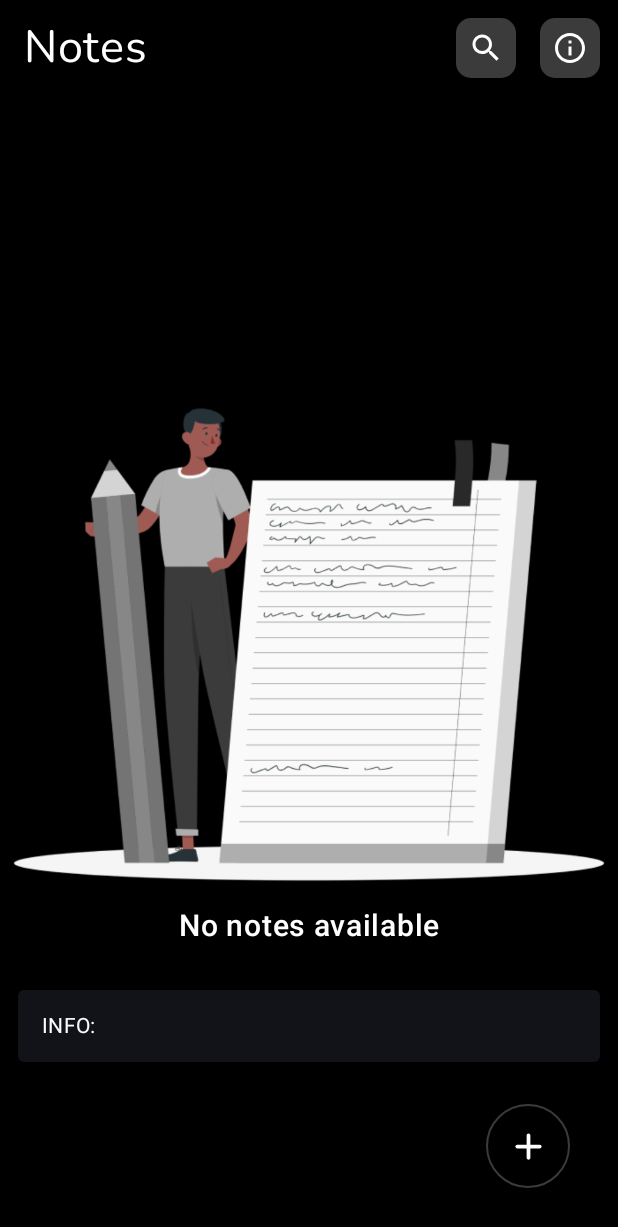
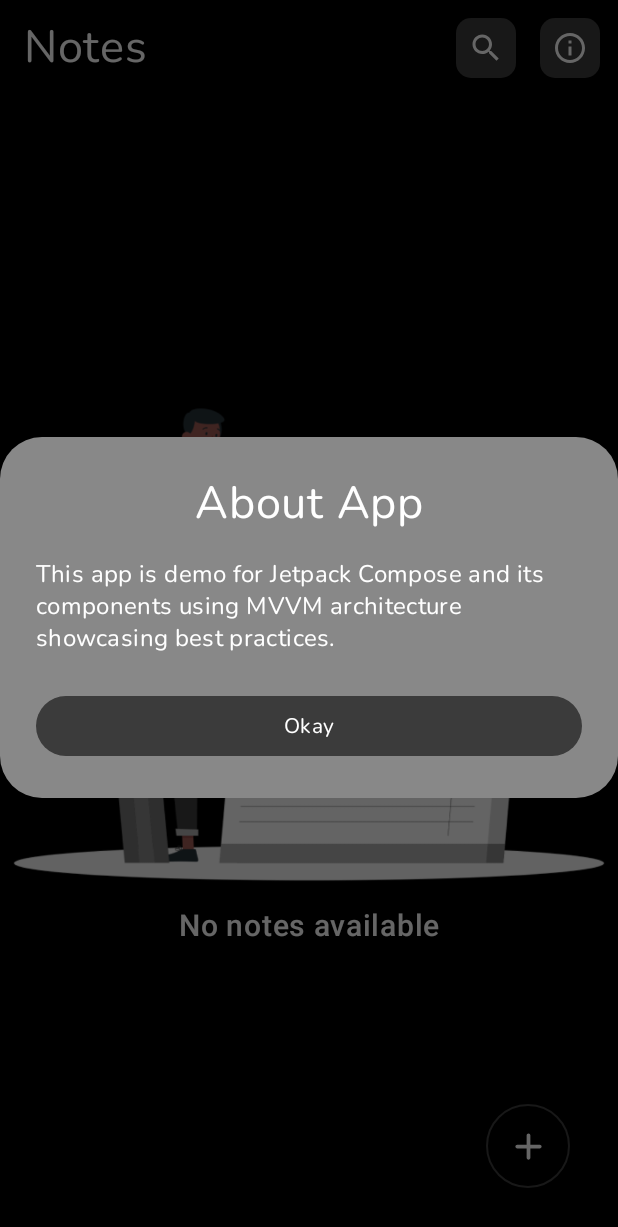
Before and after one commit to aamir046/JetapckCompose-sample-notes-app, an Android app built with Jetpack Compose: the screen it shows after launch (MainActivity), after a tap on "Info", on a phone screen of 412 x 824 dp. Shown: the top 1227 px of the screen. Run offline under Robolectric (Android 15) with nearby library versions, the phone set to English and light mode, and no system bars; our stand-ins replace Dagger/Hilt's generated code, Room's generated code, Timber; 1 other tap on this screen came first.

Commit message:
Notes home screen searching and about app alert dailog added

```diff
--- a/app/src/main/java/com/example/jetpackcompose/ui/home/HomeScreen.kt
+++ b/app/src/main/java/com/example/jetpackcompose/ui/home/HomeScreen.kt
@@ -43,6 +43,7 @@ import androidx.hilt.navigation.compose.hiltViewModel
 import androidx.lifecycle.compose.collectAsStateWithLifecycle
 import com.example.jetpackcompose.R
 import com.example.jetpackcompose.data.model.Note
+import com.example.jetpackcompose.ui.home.components.AboutAppDialog
 import com.example.jetpackcompose.ui.theme.btnColors
 import com.example.jetpackcompose.utils.HomeAppBar
 import com.example.jetpackcompose.utils.NotesColor
@@ -63,7 +64,8 @@ fun HomeScreen(
         topBar = {
             HomeAppBar(
                 onInfo = viewmodel::showInfo,
-                onSearch = viewmodel::showSearch
+                onSearchQuery = viewmodel::showSearch,
+                isSearchingEnabled = viewmodel::searchingEnabled
             )
         },
         floatingActionButton = {
@@ -88,7 +90,6 @@ fun HomeScreen(
         modifier = modifier.fillMaxSize(),
         snackbarHost = { SnackbarHost(snackbarHostState) }
     ) { paddingValues ->
-
         //Screen Content
         Box(
             modifier = Modifier
@@ -96,13 +97,20 @@ fun HomeScreen(
                 .fillMaxSize()
                 .background(Color.Black)
         ) {
-
             if (uiState.notes.isEmpty()) {
-                // Empty View
                 EmptyView()
             } else {
-                // List View of Notes
-                NotesList(uiState.notes, viewmodel::showSnackBarMessage)
+                if(uiState.showSearch){
+                    NotesList(
+                        notes=uiState.filteredNotes,
+                        showUserMessage=viewmodel::showSnackBarMessage,
+                    )
+                }else{
+                    NotesList(
+                        notes=uiState.notes,
+                        showUserMessage=viewmodel::showSnackBarMessage,
+                    )
+                }
             }
         }
     }
@@ -114,6 +122,14 @@ fun HomeScreen(
                 viewmodel.snackBarMessageShown()
             }
         }
+    }
+
+    if (uiState.showInfo) {
+        AboutAppDialog(
+            onDismiss = {
+                viewmodel.showInfo(false)
+            }
+        )
     }
 }
 
@@ -144,7 +160,8 @@ fun EmptyView() {
 @Composable
 fun NotesList(
     notes: ArrayList<Note>,
-    showUserMessage:(String)->Unit={}
+    showUserMessage:(String)->Unit={},
+    isSearchingEnabled:Boolean = false
 ) {
     LazyColumn(
         contentPadding = PaddingValues(16.dp)
--- a/app/src/main/java/com/example/jetpackcompose/ui/home/HomeViewModel.kt
+++ b/app/src/main/java/com/example/jetpackcompose/ui/home/HomeViewModel.kt
@@ -21,11 +21,14 @@ import javax.inject.Inject
  **/
 data class HomeState(
     val notes: ArrayList<Note> = arrayListOf(),
+    val filteredNotes: ArrayList<Note> = arrayListOf(),
     val isLoading: Boolean = false,
     val errorMessage: String? = null,
     val isRefreshing: Boolean = false,
     val searchQuery: String = "",
-    val showUserMessage: String? = ""
+    val showUserMessage: String? = "",
+    val showInfo: Boolean = false,
+    val showSearch: Boolean = false
 )
 
 @HiltViewModel
@@ -36,9 +39,12 @@ class HomeViewModel @Inject constructor(
     // UI state exposed to the UI
     private val _showMessage: MutableStateFlow<String?> = MutableStateFlow("")
     private val _userNotes: MutableStateFlow<ArrayList<Note>> = MutableStateFlow(arrayListOf())
+    private val _filteredNotes: MutableStateFlow<ArrayList<Note>> = MutableStateFlow(arrayListOf())
+    private val _showInfo: MutableStateFlow<Boolean> = MutableStateFlow(false)
+    private val _showSearch: MutableStateFlow<Boolean> = MutableStateFlow(false)
 
-    val uiState: StateFlow<HomeState> = combine(_showMessage,_userNotes){ showMessage, userNotes ->
-        HomeState(notes = userNotes, showUserMessage = showMessage?:"")
+    val uiState: StateFlow<HomeState> = combine(_showMessage,_userNotes,_showInfo,_showSearch,_filteredNotes,){ showMessage, userNotes, showInfo, showSearch,filteredNotes ->
+        HomeState(notes = userNotes, showUserMessage = showMessage?:"", showInfo = showInfo, showSearch = showSearch, filteredNotes = filteredNotes)
     }.stateIn(viewModelScope, SharingStarted.Eagerly, HomeState())
 
     private val _uistate = MutableStateFlow(HomeState())
@@ -71,14 +77,31 @@ class HomeViewModel @Inject constructor(
     }
 
 
-    fun showInfo(){
-        showSnackBarMessage("INFO: ")
+    fun showInfo(isShowAlert:Boolean){
+        _showInfo.update {
+            isShowAlert
+        }
         Timber.tag("ClickAction").e("INFO: ")
     }
 
-    fun showSearch(){
-        showSnackBarMessage("SEARCH: ")
+    fun showSearch(query:String){
+        val filteredList = uiState.value.notes.filter{note -> note.title.contains(query) }
+        _filteredNotes.update {
+            ArrayList(filteredList)
+        }
+
+        if(query.isEmpty()){
+            _filteredNotes.update {
+                uiState.value.notes
+            }
+        }
         Timber.tag("ClickAction").e("SEARCH: ")
+    }
+
+    fun searchingEnabled(isEnabled:Boolean){
+        _showSearch.update {
+            isEnabled
+        }
     }
 
     fun snackBarMessageShown() {
--- /dev/null
+++ b/app/src/main/java/com/example/jetpackcompose/ui/home/components/Dialogs.kt
@@ -0,0 +1,54 @@
+package com.example.jetpackcompose.ui.home.components
+
+import androidx.compose.foundation.layout.fillMaxWidth
+import androidx.compose.material3.AlertDialog
+import androidx.compose.material3.Button
+import androidx.compose.material3.ButtonDefaults
+import androidx.compose.material3.MaterialTheme
+import androidx.compose.material3.Text
+import androidx.compose.runtime.Composable
+import androidx.compose.ui.Modifier
+import androidx.compose.ui.graphics.Color
+import androidx.compose.ui.text.style.TextAlign
+import androidx.compose.ui.tooling.preview.Preview
+import com.example.jetpackcompose.ui.theme.btnColors
+
+@Composable
+fun AboutAppDialog(
+    onDismiss: () -> Unit={},
+) {
+
+    AlertDialog(
+        onDismissRequest = {  },
+        containerColor = Color.Gray,
+        title = {
+            Text(modifier = Modifier.fillMaxWidth(),
+                text = "About App",
+                style = MaterialTheme.typography.titleLarge,
+                color = Color.White,
+                textAlign = TextAlign.Center,) },
+        text = {
+            val about = "This app is demo for Jetpack Compose and its components using MVVM architecture showcasing best practices."
+            Text(
+                modifier = Modifier.fillMaxWidth(),
+                text = about,
+                style = MaterialTheme.typography.labelLarge,
+                color = Color.White)
+        },
+        confirmButton = {
+            Button(
+                modifier = Modifier.fillMaxWidth(),
+                onClick = onDismiss,
+                colors = ButtonDefaults.buttonColors(containerColor = btnColors)
+            ) {
+                Text("Okay", style = MaterialTheme.typography.labelMedium,color = Color.White)
+            }
+        }
+    )
+}
+
+@Preview
+@Composable
+fun PreviewAboutAppDialog() {
+    AboutAppDialog()
+}
--- a/app/src/main/java/com/example/jetpackcompose/utils/AppBar.kt
+++ b/app/src/main/java/com/example/jetpackcompose/utils/AppBar.kt
@@ -3,13 +3,17 @@ package com.example.jetpackcompose.utils
 
 import android.annotation.SuppressLint
 import androidx.compose.foundation.background
+import androidx.compose.foundation.border
+import androidx.compose.foundation.clickable
 import androidx.compose.foundation.layout.Box
 import androidx.compose.foundation.layout.Row
+import androidx.compose.foundation.layout.fillMaxSize
 import androidx.compose.foundation.layout.fillMaxWidth
 import androidx.compose.foundation.layout.height
 import androidx.compose.foundation.layout.padding
 import androidx.compose.foundation.layout.width
 import androidx.compose.foundation.shape.RoundedCornerShape
+import androidx.compose.foundation.text.BasicTextField
 import androidx.compose.material.icons.Icons
 import androidx.compose.material.icons.filled.Search
 import androidx.compose.material3.ExperimentalMaterial3Api
@@ -21,24 +25,101 @@ import androidx.compose.material3.Text
 import androidx.compose.material3.TopAppBar
 import androidx.compose.material3.TopAppBarDefaults
 import androidx.compose.runtime.Composable
+import androidx.compose.runtime.getValue
+import androidx.compose.runtime.mutableStateOf
+import androidx.compose.runtime.remember
+import androidx.compose.runtime.setValue
+import androidx.compose.ui.Alignment
 import androidx.compose.ui.Modifier
 import androidx.compose.ui.graphics.Color
+import androidx.compose.ui.graphics.SolidColor
 import androidx.compose.ui.res.painterResource
 import androidx.compose.ui.text.font.FontWeight
+import androidx.compose.ui.text.style.TextAlign
 import androidx.compose.ui.tooling.preview.Preview
 import androidx.compose.ui.unit.dp
 import com.example.jetpackcompose.R
 import com.example.jetpackcompose.ui.theme.btnColors
+import com.example.jetpackcompose.ui.theme.textFieldHintsColor
 
 @SuppressLint("UnusedMaterial3ScaffoldPaddingParameter")
 @OptIn(ExperimentalMaterial3Api::class)
 @Composable
 fun HomeAppBar(
-    onInfo: () -> Unit = {},
-    onSearch: () -> Unit = {},
+    onInfo: (Boolean) -> Unit = {},
+    onSearchQuery: (String) -> Unit = {},
+    isSearchingEnabled:(Boolean)->Unit={}
 ){
+    var searchQuery by remember { mutableStateOf("") }
+    var isSearching by remember { mutableStateOf(false) }
+    isSearchingEnabled(isSearching)
+    onSearchQuery(searchQuery)
+
     TopAppBar(
-              title = { Text(text = "Notes", style = MaterialTheme.typography.titleLarge, fontWeight = FontWeight.Bold) },
+        title = {
+            if (isSearching) {
+                Row(
+                    modifier = Modifier
+                        .fillMaxWidth()
+                        .padding(top = 8.dp, bottom = 8.dp, end = 16.dp),
+                    verticalAlignment = Alignment.CenterVertically // Aligns the cancel text with the input field
+                ) {
+                    BasicTextField(
+                        value = searchQuery,
+                        onValueChange = {
+                            searchQuery = it
+                        },
+                        singleLine = true,
+                        cursorBrush = SolidColor(Color.White),
+                        textStyle = MaterialTheme.typography.labelLarge.copy(
+                            textAlign = TextAlign.Start,
+                            color = Color.White
+                        ),
+                        modifier = Modifier
+                            .weight(1f) // Takes up available space before the cancel button
+                            .background(Color.Gray, shape = RoundedCornerShape(size = 10.dp))
+                            .border(1.dp, color = Color.White, shape = RoundedCornerShape(size = 10.dp)),
+                        decorationBox = { innerTextField ->
+                            Box(
+                                modifier = Modifier
+                                    .fillMaxSize()
+                                    .padding(horizontal = 10.dp), // Padding for both the input text and placeholder
+                                contentAlignment = Alignment.CenterStart // Vertically center the text
+                            ) {
+                                if (searchQuery.isEmpty()) {
+                                    Text(
+                                        text = "Search Notes",
+                                        style = MaterialTheme.typography.labelLarge,
+                                        color = textFieldHintsColor,
+                                        textAlign = TextAlign.Start,
+                                        modifier = Modifier.padding(vertical = 13.dp)
+                                    )
+                                }
+                                innerTextField() // The text entered inside the BasicTextField
+                            }
+                        }
+                    )
+                    Text(
+                        text = "Cancel",
+                        color = Color.White,
+                        modifier = Modifier
+                            .padding(start = 16.dp)
+                            .clickable {
+                                searchQuery = "" // Clear the search query
+                                onSearchQuery("") // Reset the search
+                                isSearching = false // Close the search mode
+                            },
+                        style = MaterialTheme.typography.labelLarge
+                    )
+                }
+            } else {
+                Text(
+                    text = "Notes",
+                    style = MaterialTheme.typography.titleLarge,
+                    fontWeight = FontWeight.Bold
+                )
+            }
+        },
         modifier = Modifier.fillMaxWidth(),
         colors = TopAppBarDefaults.topAppBarColors(
             containerColor = Color.Black,
@@ -46,13 +127,14 @@ fun HomeAppBar(
             actionIconContentColor = Color.White
         ),
         actions = {
+            if(!isSearching) {
                 IconButton(
                     modifier = Modifier
                         .padding(horizontal = 8.dp)
                         .background(color = btnColors, shape = RoundedCornerShape(size = 10.dp))
                         .height(40.dp)
                         .width(40.dp),
-                      onClick = { onSearch.invoke() }
+                    onClick = { isSearching = true }
                 ) {
                     Icon(
                         Icons.Default.Search,
@@ -67,13 +149,14 @@ fun HomeAppBar(
                         .background(color = btnColors, shape = RoundedCornerShape(size = 10.dp))
                         .height(40.dp)
                         .width(40.dp),
-                      onClick = { onInfo.invoke() }
+                    onClick = { onInfo.invoke(true) }
                 ) {
                     Icon(
                         painter = painterResource(id = R.drawable.ic_info),
                         contentDescription = "Info",
                         tint = Color.White
                     )
+                }
             }
         }
     )
```
Lines whose indentation alone changed are shown as unchanged.
